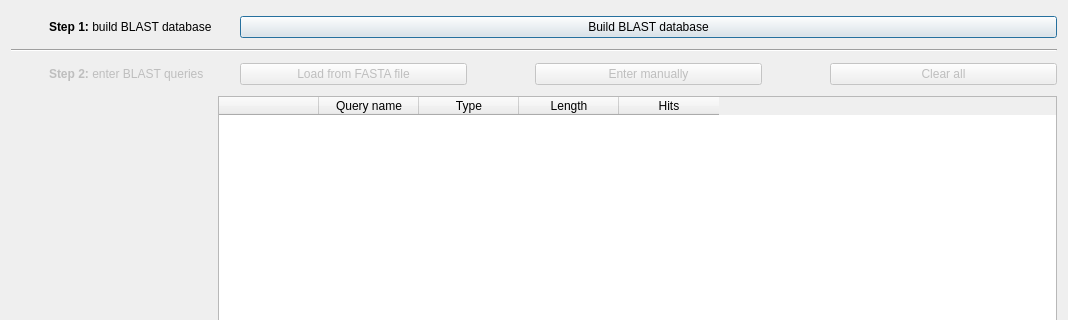
rrwick/Bandage, file ui/blastsearchdialog.ui: the form before one commit; both pictures show x 0 to 1068 and y 0 to 320 of the 1068 by 753 pixel window.
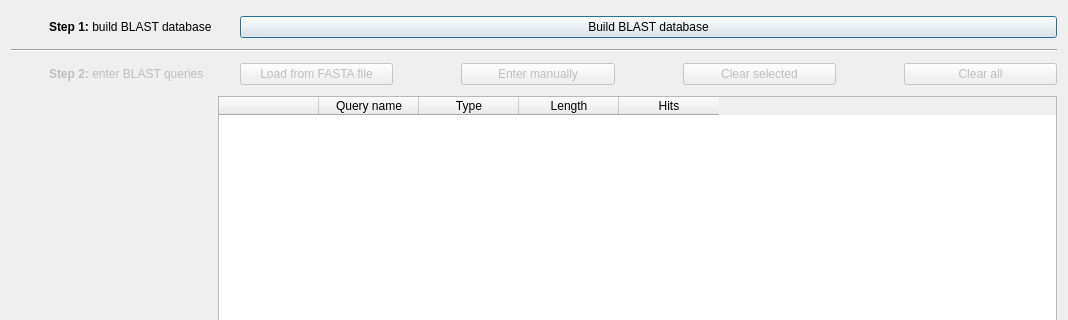
The form after the commit. Custom widgets are drawn as their Qt base class.

Commit message: Add 'Clear selection' button

The edit to the form file:
```diff
--- a/ui/blastsearchdialog.ui
+++ b/ui/blastsearchdialog.ui
@@ -298,6 +298,54 @@
         </property>
        </widget>
       </item>
+      <item>
+       <spacer name="horizontalSpacer_9">
+        <property name="orientation">
+         <enum>Qt::Horizontal</enum>
+        </property>
+        <property name="sizeType">
+         <enum>QSizePolicy::Fixed</enum>
+        </property>
+        <property name="sizeHint" stdset="0">
+         <size>
+          <width>40</width>
+          <height>20</height>
+         </size>
+        </property>
+       </spacer>
+      </item>
+      <item>
+       <widget class="InfoTextWidget" name="clearSelectedQueriesInfoText" native="true">
+        <property name="sizePolicy">
+         <sizepolicy hsizetype="Fixed" vsizetype="Fixed">
+          <horstretch>0</horstretch>
+          <verstretch>0</verstretch>
+         </sizepolicy>
+        </property>
+        <property name="minimumSize">
+         <size>
+          <width>16</width>
+          <height>16</height>
+         </size>
+        </property>
+       </widget>
+      </item>
+      <item>
+       <widget class="QPushButton" name="clearSelectedQueriesButton">
+        <property name="enabled">
+         <bool>false</bool>
+        </property>
+        <property name="sizePolicy">
+         <sizepolicy hsizetype="Expanding" vsizetype="Fixed">
+          <horstretch>0</horstretch>
+          <verstretch>0</verstretch>
+         </sizepolicy>
+        </property>
+        <property name="text">
+         <string>Clear selected</string>
+        </property>
+       </widget>
+      </item>
       <item>
        <spacer name="horizontalSpacer_8">
         <property name="orientation">
```
Left out of the diff: 372 changed lines with no effect on the pictures. The commit also changes 6 other files.
